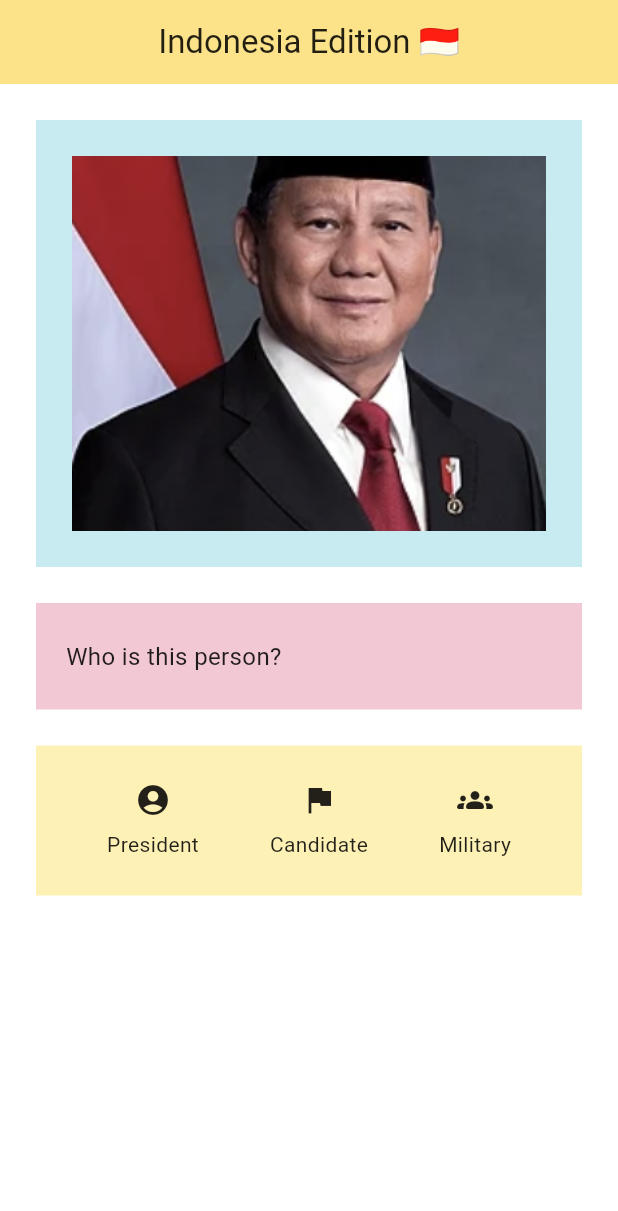
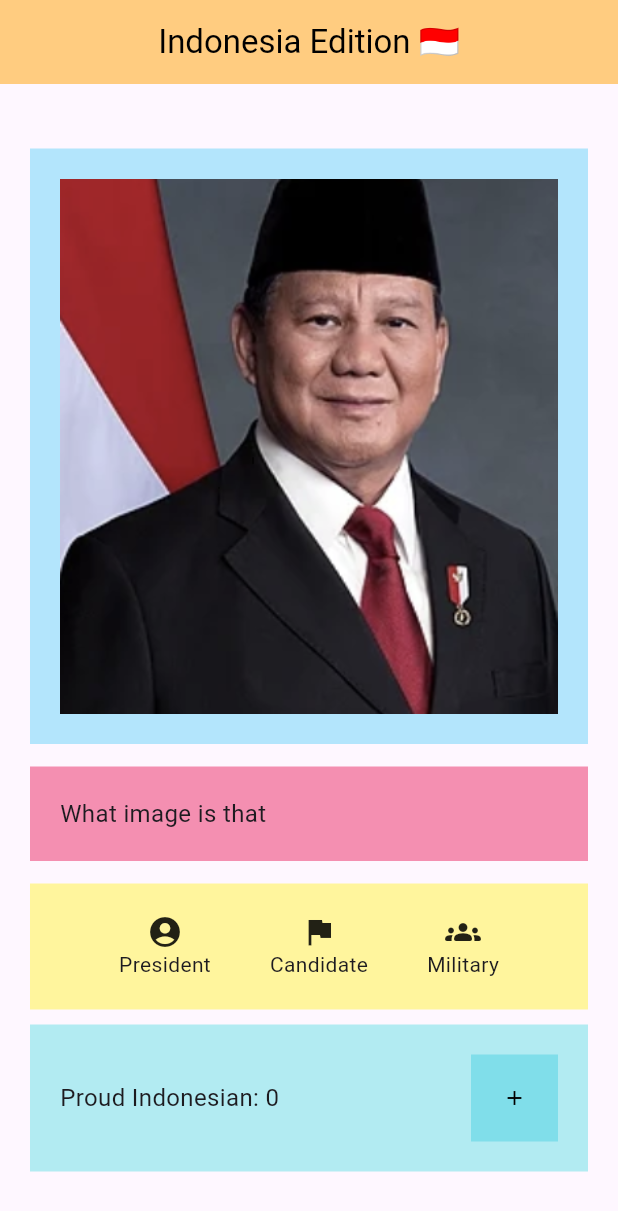
Before and after one commit to qyqystilllearning/ppb_fp_qyqy, a Flutter app: the screen it shows after launch, on a phone screen of 412 x 824 dp. Shown: the top 1211 px of the screen. Run offline on Flutter 3.47's test engine with Material 3 defaults, Android fonts, the phone set to English and light mode, and no system bars.

Commit message:
stateless vs stateful widget

```diff
--- a/lib/main.dart
+++ b/lib/main.dart
@@ -1,95 +1,228 @@
 import 'package:flutter/material.dart';
 
-void main() => runApp(MyApp());
+void main() {
+  runApp(const MyApp());
+}
 
 class MyApp extends StatelessWidget {
+  const MyApp({super.key});
+
+  // This widget is the root of your application.
   @override
   Widget build(BuildContext context) {
     return MaterialApp(
-      debugShowCheckedModeBanner: true, // Keeping the debug banner to match your screenshot
-      home: Scaffold(
-        backgroundColor: Colors.white,
+      title: 'Flutter Demo',
+      theme: ThemeData(
+        colorScheme: ColorScheme.fromSeed(seedColor: Colors.deepPurple),
+        useMaterial3: true,
+      ),
+      home: const RowColumnPage(),
+    );
+  }
+}
+
+class RowColumnPage extends StatelessWidget {
+  const RowColumnPage({Key? key}) : super(key: key);
+
+  @override
+  Widget build(BuildContext context) {
+    MediaQueryData mediaQueryData = MediaQuery.of(context);
+    double screenWidth = mediaQueryData.size.width;
+    double screenHeight = mediaQueryData.size.height;
+    return Scaffold(
       appBar: AppBar(
-          title: Text(
-            "Indonesia Edition 🇮🇩",
-            style: TextStyle(color: Colors.black87),
+        title: const Text(
+          'Indonesia Edition 🇮🇩',
+          style: TextStyle(color: Colors.black),
         ),
+        backgroundColor: Colors.orange[200],
         centerTitle: true,
-          backgroundColor: Color(0xFFFCE38A), // Light amber/yellow color from image
-          elevation: 0,
       ),
-        body: SingleChildScrollView(
-          child: Padding(
-            padding: const EdgeInsets.all(24.0),
-            child: Column(
-              crossAxisAlignment: CrossAxisAlignment.stretch, // Makes containers fill the width
-              children: [
-                // 1. The Image Box (Light Blue)
+      body: Column(
+        crossAxisAlignment: CrossAxisAlignment.center,
+        mainAxisAlignment: MainAxisAlignment.center,
+        children: <Widget>[
           Container(
-                  color: Color(0xFFC7EBF0), // Light blue background
-                  padding: EdgeInsets.all(24.0),
+            child: AspectRatio(
+              aspectRatio: 1.0,
+              child: Container(
+                width: MediaQuery.of(context).size.width,
+                margin: EdgeInsets.fromLTRB(20.0, 5.0, 20.0, 10.0),
+                padding: EdgeInsets.all(20.0),
+                color: Colors.lightBlue[100],
+                child: Center(
                   child: Image.asset(
                     'assets/prabowo.png',
-                    height: 250,
                     fit: BoxFit.cover,
-                    errorBuilder: (context, error, stackTrace) {
-                      return Container(
-                        height: 250,
-                        color: Colors.grey[800],
-                        child: Center(child: Text("Your image goes here", style: TextStyle(color: Colors.white))),
-                      );
-                    },
+                    width: 500,
                   ),
                 ),
-                SizedBox(height: 24), // Spacing between boxes
-
-                // 2. The Text Box (Light Pink)
-                Container(
-                  color: Color(0xFFF1C8D4), // Light pink background
-                  padding: EdgeInsets.symmetric(horizontal: 20.0, vertical: 24.0),
-                  child: Text(
-                    "Who is this person?",
-                    style: TextStyle(fontSize: 16, color: Colors.black87),
               ),
             ),
-                SizedBox(height: 24), // Spacing between boxes
-
-                // 3. The Icon Row Box (Light Yellow)
+          ),
           Container(
-                  color: Color(0xFFFDF1B6), // Light yellow background
-                  padding: EdgeInsets.symmetric(vertical: 24.0),
+            width: MediaQuery.of(context).size.width,
+            margin: EdgeInsets.fromLTRB(20.0, 5.0, 20.0, 10.0),
+            padding: EdgeInsets.all(20.0),
+            color: Colors.pink[200],
+            child: Text('What image is that', style: TextStyle(fontSize: 16)),
+          ),
+          Container(
+            width: MediaQuery.of(context).size.width,
+            color: Colors.yellow[200],
+            padding: EdgeInsets.all(20.0),
+            margin: EdgeInsets.fromLTRB(20.0, 5.0, 20.0, 5.0),
             child: Row(
-                    mainAxisAlignment: MainAxisAlignment.spaceEvenly, // Spaces icons evenly
-                    children: [
-                      Column(
-                        children: [
-                          Icon(Icons.account_circle, color: Colors.black87),
-                          SizedBox(height: 8),
-                          Text("President", style: TextStyle(color: Colors.black87)),
+              mainAxisAlignment: MainAxisAlignment.spaceEvenly,
+              crossAxisAlignment: CrossAxisAlignment.start,
+              children: <Widget>[
+                Column(children: [Icon(Icons.account_circle), Text("President")]),
+                Column(children: [Icon(Icons.flag), Text("Candidate")]),
+                Column(children: [Icon(Icons.groups_rounded), Text("Military")]),
               ],
             ),
-                      Column(
-                        children: [
-                          Icon(Icons.flag, color: Colors.black87), // umbrella icon
-                          SizedBox(height: 8),
-                          Text("Candidate", style: TextStyle(color: Colors.black87)),
+          ),
+          CounterCard(),
         ],
       ),
-                      Column(
+    );
+  }
+}
+
+class CounterCard extends StatefulWidget {
+  const CounterCard({super.key});
+
+  @override
+  State<CounterCard> createState() => _CounterCardState();
+}
+
+class _CounterCardState extends State<CounterCard> {
+  int _counter = 0; // This is the state (data) that changes.
+
+  void _incrementCounter() {
+    setState(() {
+      _counter++; // Update the state.
+    });
+  }
+
+  @override
+  Widget build(BuildContext context) {
+    return Container(
+      margin: EdgeInsets.fromLTRB(20.0, 5.0, 20.0, 5.0),
+      padding: EdgeInsets.all(20.0),
+      width: MediaQuery.of(context).size.width,
+      color: Colors.cyan[100],
+      child: Row(
+        mainAxisAlignment: MainAxisAlignment.spaceBetween,
         children: [
-                          Icon(Icons.groups_rounded, color: Colors.black87),
-                          SizedBox(height: 8),
-                          Text("Military", style: TextStyle(color: Colors.black87)),
-                        ],
-                      ),
-                    ],
+          Text("Proud Indonesian: $_counter", style: TextStyle(fontSize: 16)),
+          Container(
+            color: Colors.cyan[200],
+            padding: EdgeInsets.all(5.0),
+            child: IconButton(
+              onPressed: _incrementCounter,
+              icon: Icon(Icons.add, color: Colors.black, size: 16),
             ),
           ),
         ],
       ),
-          ),
-        ),
-      ),
     );
   }
 }
+
+
+// import 'package:flutter/material.dart';
+
+// void main() => runApp(MyApp());
+
+// class MyApp extends StatelessWidget {
+//   @override
+//   Widget build(BuildContext context) {
+//     return MaterialApp(
+//       debugShowCheckedModeBanner: true, // Keeping the debug banner to match your screenshot
+//       home: Scaffold(
+//         backgroundColor: Colors.white,
+//         appBar: AppBar(
+//           title: Text(
+//             "Indonesia Edition 🇮🇩",
+//             style: TextStyle(color: Colors.black87),
+//           ),
+//           centerTitle: true,
+//           backgroundColor: Color(0xFFFCE38A), // Light amber/yellow color from image
+//           elevation: 0,
+//         ),
+//         body: SingleChildScrollView(
+//           child: Padding(
+//             padding: const EdgeInsets.all(24.0),
+//             child: Column(
+//               crossAxisAlignment: CrossAxisAlignment.stretch, // Makes containers fill the width
+//               children: [
+//                 // 1. The Image Box (Light Blue)
+//                 Container(
+//                   color: Color(0xFFC7EBF0), // Light blue background
+//                   padding: EdgeInsets.all(24.0),
+//                   child: Image.asset(
+//                     'assets/prabowo.png',
+//                     height: 250,
+//                     fit: BoxFit.cover,
+//                     errorBuilder: (context, error, stackTrace) {
+//                       return Container(
+//                         height: 250,
+//                         color: Colors.grey[800],
+//                         child: Center(child: Text("Your image goes here", style: TextStyle(color: Colors.white))),
+//                       );
+//                     },
+//                   ),
+//                 ),
+//                 SizedBox(height: 24), // Spacing between boxes
+
+//                 // 2. The Text Box (Light Pink)
+//                 Container(
+//                   color: Color(0xFFF1C8D4), // Light pink background
+//                   padding: EdgeInsets.symmetric(horizontal: 20.0, vertical: 24.0),
+//                   child: Text(
+//                     "Who is this person?",
+//                     style: TextStyle(fontSize: 16, color: Colors.black87),
+//                   ),
+//                 ),
+//                 SizedBox(height: 24), // Spacing between boxes
+
+//                 // 3. The Icon Row Box (Light Yellow)
+//                 Container(
+//                   color: Color(0xFFFDF1B6), // Light yellow background
+//                   padding: EdgeInsets.symmetric(vertical: 24.0),
+//                   child: Row(
+//                     mainAxisAlignment: MainAxisAlignment.spaceEvenly, // Spaces icons evenly
+//                     children: [
+//                       Column(
+//                         children: [
+//                           Icon(Icons.account_circle, color: Colors.black87),
+//                           SizedBox(height: 8),
+//                           Text("President", style: TextStyle(color: Colors.black87)),
+//                         ],
+//                       ),
+//                       Column(
+//                         children: [
+//                           Icon(Icons.flag, color: Colors.black87), // umbrella icon
+//                           SizedBox(height: 8),
+//                           Text("Candidate", style: TextStyle(color: Colors.black87)),
+//                         ],
+//                       ),
+//                       Column(
+//                         children: [
+//                           Icon(Icons.groups_rounded, color: Colors.black87),
+//                           SizedBox(height: 8),
+//                           Text("Military", style: TextStyle(color: Colors.black87)),
+//                         ],
+//                       ),
+//                     ],
+//                   ),
+//                 ),
+//               ],
+//             ),
+//           ),
+//         ),
+//       ),
+//     );
+//   }
+// }
```
Lines whose indentation alone changed are shown as unchanged.
